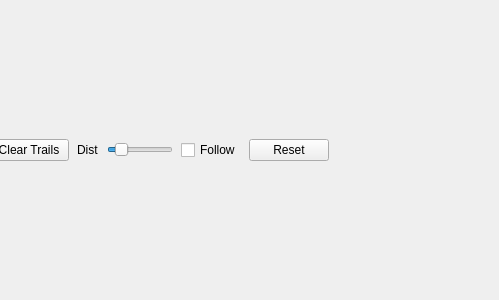
This is src/ui/map3D/QGCGoogleEarthView.ui in mavlink/qgroundcontrol as Qt 5 draws it before an edit; both pictures show x 329 to 828 and y 0 to 300 of the 828 by 300 pixel window. The edited form follows.
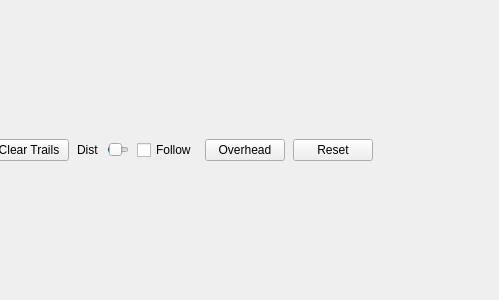
This is the edited form.

Commit message: Fully working drag and drop for Google Earth

Patch:
```diff
--- a/src/ui/map3D/QGCGoogleEarthView.ui
+++ b/src/ui/map3D/QGCGoogleEarthView.ui
@@ -23,7 +23,7 @@
    <property name="margin">
     <number>2</number>
    </property>
-   <item row="0" column="0" colspan="13">
+   <item row="0" column="0" colspan="14">
     <layout class="QVBoxLayout" name="webViewLayout"/>
    </item>
    <item row="1" column="1">
@@ -58,7 +58,7 @@
      </property>
     </widget>
    </item>
-   <item row="1" column="12">
+   <item row="1" column="13">
     <spacer name="horizontalSpacer">
      <property name="orientation">
       <enum>Qt::Horizontal</enum>
@@ -180,13 +180,20 @@
      </property>
     </widget>
    </item>
-   <item row="1" column="11">
+   <item row="1" column="12">
     <widget class="QPushButton" name="resetButton">
      <property name="text">
       <string>Reset</string>
      </property>
     </widget>
    </item>
+   <item row="1" column="11">
+    <widget class="QPushButton" name="changeViewButton">
+     <property name="text">
+      <string>Overhead</string>
+     </property>
+    </widget>
+   </item>
   </layout>
  </widget>
  <resources/>
```
The commit also changes 6 other files.
